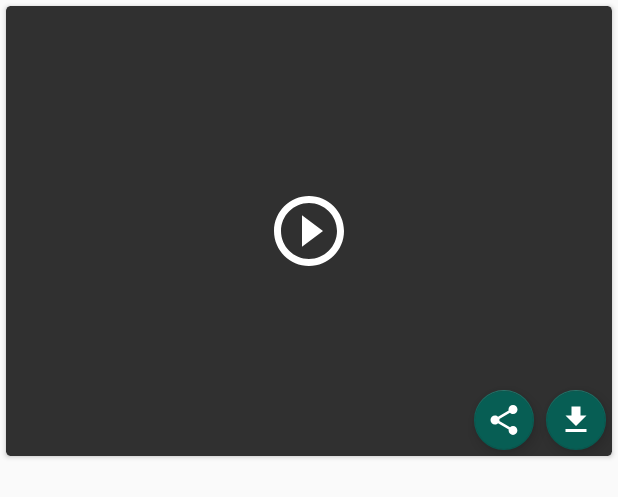
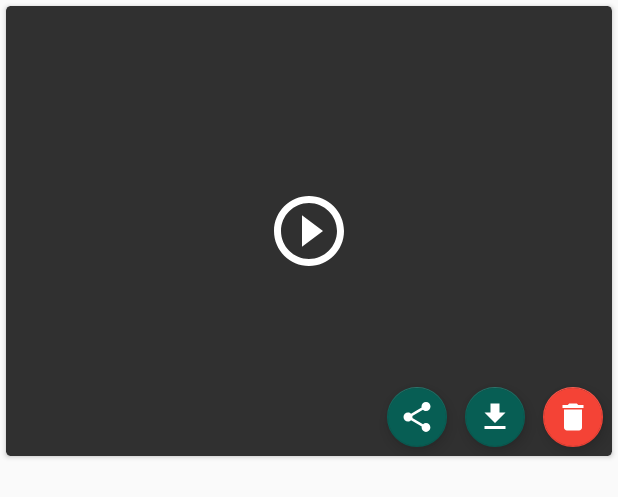
Before and after one commit to ithebk/StatusSaverForWhatsApp, an Android app: the layout status_item_view.xml on its own in the app's theme, with its tools: preview values and no code run, on a phone screen of 412 x 824 dp. Shown: the top 497 px of the screen. Run offline under Robolectric (Android 15) with nearby library versions, the phone set to English and light mode, and no system bars.

Commit message:
Updated with displaying and deleting

```diff
--- /dev/null
+++ b/app/src/main/res/drawable/ic_delete_black_24dp.xml
@@ -0,0 +1,5 @@
+<vector android:height="24dp" android:tint="#FFFFFF"
+    android:viewportHeight="24.0" android:viewportWidth="24.0"
+    android:width="24dp" xmlns:android="http://schemas.android.com/apk/res/android">
+    <path android:fillColor="#FF000000" android:pathData="M6,19c0,1.1 0.9,2 2,2h8c1.1,0 2,-0.9 2,-2V7H6v12zM19,4h-3.5l-1,-1h-5l-1,1H5v2h14V4z"/>
+</vector>
--- a/app/src/main/res/layout/activity_main.xml
+++ b/app/src/main/res/layout/activity_main.xml
@@ -4,7 +4,6 @@
     android:id="@+id/container"
     android:layout_width="match_parent"
     android:layout_height="match_parent">
-
 
     <com.google.android.material.bottomnavigation.BottomNavigationView
         android:id="@+id/nav_view"
--- a/app/src/main/res/layout/status_item_view.xml
+++ b/app/src/main/res/layout/status_item_view.xml
@@ -17,24 +17,36 @@
             android:id="@+id/image_view"
             android:layout_width="match_parent"
             android:layout_height="match_parent" />
+
         <LinearLayout
-            android:layout_gravity="bottom|right|end"
             android:layout_width="wrap_content"
-            android:layout_height="wrap_content">
+            android:layout_height="wrap_content"
+            android:layout_gravity="bottom|right|end">
+
             <com.google.android.material.floatingactionbutton.FloatingActionButton
+                android:id="@+id/fab_share"
                 android:layout_width="wrap_content"
                 android:layout_height="wrap_content"
-                app:fabSize="mini"
-                android:layout_margin="4dp"
+                android:layout_margin="6dp"
                 android:src="@drawable/ic_share_black_24dp"
-                />
+                app:fabSize="mini" />
+
             <com.google.android.material.floatingactionbutton.FloatingActionButton
+                android:id="@+id/fab_download"
                 android:layout_width="wrap_content"
                 android:layout_height="wrap_content"
-                app:fabSize="mini"
-                android:layout_margin="4dp"
+                android:layout_margin="6dp"
                 android:src="@drawable/ic_file_download_black_24dp"
-                />
+                app:fabSize="mini" />
+
+            <com.google.android.material.floatingactionbutton.FloatingActionButton
+                android:id="@+id/fab_delete"
+                android:layout_width="wrap_content"
+                android:layout_height="wrap_content"
+                android:layout_margin="6dp"
+                android:src="@drawable/ic_delete_black_24dp"
+                app:backgroundTint="#F44336"
+                app:fabSize="mini" />
         </LinearLayout>
 
         <ImageView
@@ -42,7 +54,6 @@
             android:layout_width="56dp"
             android:layout_height="56dp"
             android:layout_gravity="center"
-            android:src="@drawable/ic_play_circle_outline_white_56dp"
-            />
+            android:src="@drawable/ic_play_circle_outline_white_56dp" />
     </FrameLayout>
 </androidx.cardview.widget.CardView>
--- a/app/src/main/res/values/strings.xml
+++ b/app/src/main/res/values/strings.xml
@@ -4,4 +4,5 @@
     <string name="title_images">Images</string>
     <string name="title_videos">Videos</string>
     <string name="title_saved">Saved</string>
+    <string name="send_to">Share image to…</string>
 </resources>
--- /dev/null
+++ b/app/src/main/res/xml/my_paths.xml
@@ -0,0 +1,4 @@
+<?xml version="1.0" encoding="utf-8"?>
+<paths xmlns:android="http://schemas.android.com/apk/res/android">
+    <external-path name="files" path="/" />
+</paths>
```
Also changed, not shown: app/src/main/AndroidManifest.xml (+9 -0 lines), app/src/main/java/com/ithebk/statussaver/ui/main/MainActivity.kt (+14 -10 lines), app/src/main/java/com/ithebk/statussaver/ui/main/MainViewModel.kt (+5 -10 lines), app/src/main/java/com/ithebk/statussaver/ui/status/SavedStatusFragment.kt (added, +88 -0 lines), app/src/main/java/com/ithebk/statussaver/ui/status/StatusAdapter.kt (+107 -5 lines), app/src/main/java/com/ithebk/statussaver/ui/status/StatusFragment.kt (+16 -11 lines).
